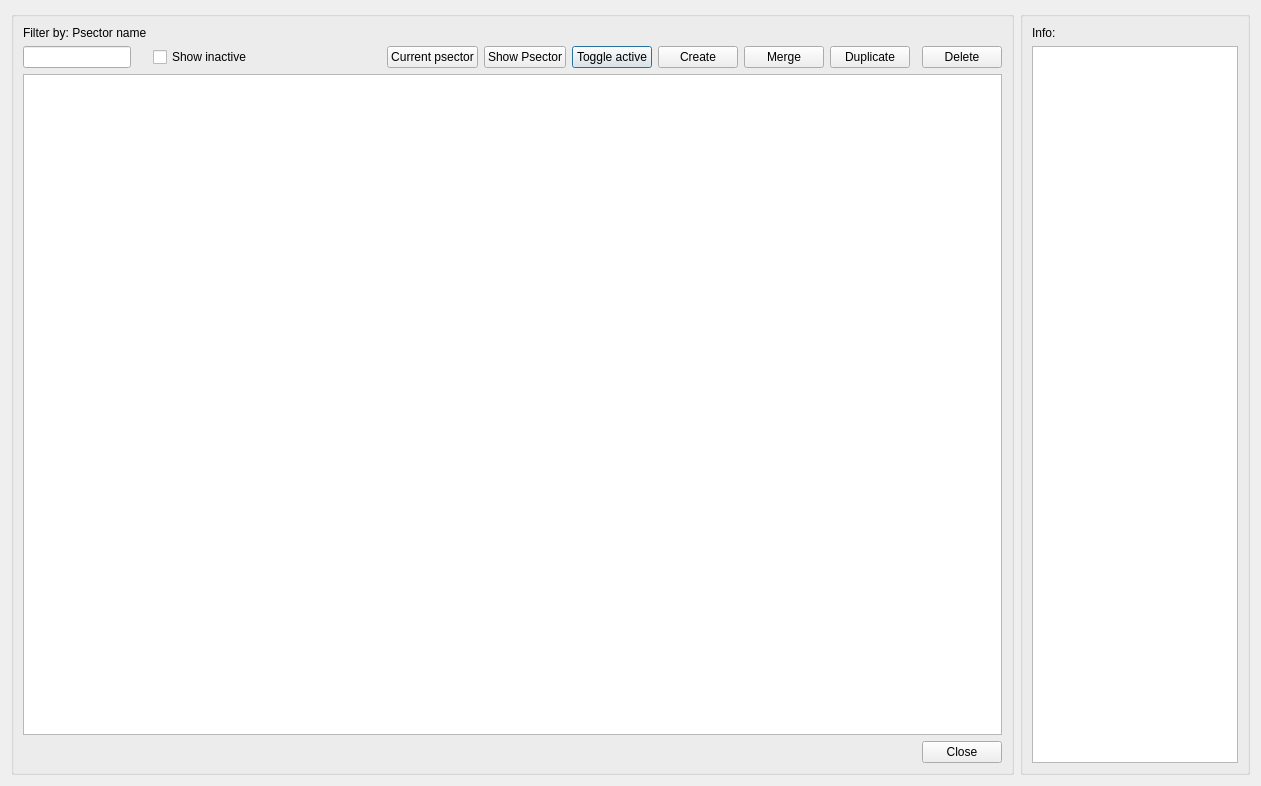
Before: the Qt Designer form core/ui/toolbars/plan/psector_manager.ui in Giswater/giswater_qgis_plugin, drawn with Qt 5.
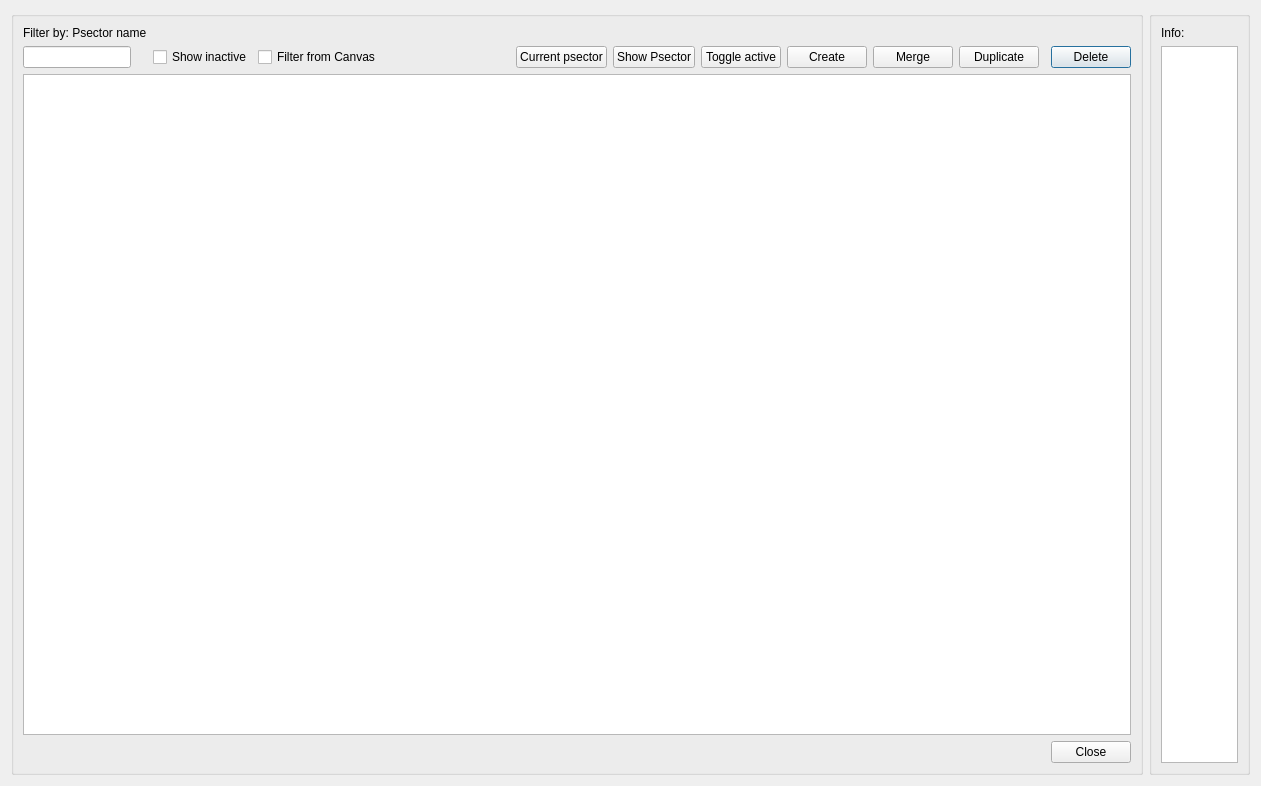
After: the same form once the commit is applied.

Commit message: feat(psector_manager) add new chk_filter_canvas, create logic to be able to load plan_psector layer in the map and show in psector management those that are visible in the map refresh on each move

Patch:
```diff
--- a/core/ui/toolbars/plan/psector_manager.ui
+++ b/core/ui/toolbars/plan/psector_manager.ui
@@ -51,40 +51,7 @@
       <string/>
      </property>
      <layout class="QGridLayout" name="verticalLayout_3">
-      <item row="0" column="0">
-       <widget class="QLabel" name="lbl_psector_name">
-        <property name="text">
-         <string>Filter by: Psector name</string>
-        </property>
-       </widget>
-      </item>
-      <item row="1" column="12">
-       <widget class="QPushButton" name="btn_toggle_active">
-        <property name="sizePolicy">
-         <sizepolicy hsizetype="Fixed" vsizetype="Fixed">
-          <horstretch>0</horstretch>
-          <verstretch>0</verstretch>
-         </sizepolicy>
-        </property>
-        <property name="text">
-         <string>Toggle active</string>
-        </property>
-       </widget>
-      </item>
-      <item row="1" column="15">
-       <widget class="QPushButton" name="btn_duplicate">
-        <property name="sizePolicy">
-         <sizepolicy hsizetype="Fixed" vsizetype="Fixed">
-          <horstretch>0</horstretch>
-          <verstretch>0</verstretch>
-         </sizepolicy>
-        </property>
-        <property name="text">
-         <string>Duplicate</string>
-        </property>
-       </widget>
-      </item>
-      <item row="1" column="17">
+      <item row="1" column="18">
        <widget class="QPushButton" name="btn_delete">
         <property name="sizePolicy">
          <sizepolicy hsizetype="Fixed" vsizetype="Fixed">
@@ -97,29 +64,6 @@
         </property>
        </widget>
       </item>
-      <item row="2" column="0" colspan="18">
-       <widget class="QTableView" name="tbl_psm"/>
-      </item>
-      <item row="1" column="10">
-       <widget class="QPushButton" name="btn_update_psector">
-        <property name="sizePolicy">
-         <sizepolicy hsizetype="Fixed" vsizetype="Fixed">
-          <horstretch>0</horstretch>
-          <verstretch>0</verstretch>
-         </sizepolicy>
-        </property>
-        <property name="text">
-         <string>Current psector</string>
-        </property>
-       </widget>
-      </item>
-      <item row="1" column="1">
-       <widget class="QCheckBox" name="chk_active">
-        <property name="text">
-         <string>Show inactive</string>
-        </property>
-       </widget>
-      </item>
       <item row="1" column="0">
        <widget class="QLineEdit" name="txt_name">
         <property name="sizePolicy">
@@ -133,7 +77,7 @@
         </property>
        </widget>
       </item>
-      <item row="1" column="2" colspan="2">
+      <item row="1" column="3" colspan="2">
        <spacer name="horizontalSpacer_2">
         <property name="orientation">
          <enum>Qt::Horizontal</enum>
@@ -146,14 +90,37 @@
         </property>
        </spacer>
       </item>
-      <item row="1" column="14">
-       <widget class="QPushButton" name="btn_merge">
+      <item row="1" column="11">
+       <widget class="QPushButton" name="btn_update_psector">
+        <property name="sizePolicy">
+         <sizepolicy hsizetype="Fixed" vsizetype="Fixed">
+          <horstretch>0</horstretch>
+          <verstretch>0</verstretch>
+         </sizepolicy>
+        </property>
         <property name="text">
-         <string>Merge</string>
+         <string>Current psector</string>
         </property>
        </widget>
       </item>
-      <item row="4" column="0" colspan="18">
+      <item row="1" column="1">
+       <widget class="QCheckBox" name="chk_active">
+        <property name="text">
+         <string>Show inactive</string>
+        </property>
+       </widget>
+      </item>
+      <item row="2" column="0" colspan="19">
+       <widget class="QTableView" name="tbl_psm"/>
+      </item>
+      <item row="0" column="0">
+       <widget class="QLabel" name="lbl_psector_name">
+        <property name="text">
+         <string>Filter by: Psector name</string>
+        </property>
+       </widget>
+      </item>
+      <item row="4" column="0" colspan="19">
        <layout class="QGridLayout" name="lyt_buttons">
         <property name="topMargin">
          <number>0</number>
@@ -181,20 +148,53 @@
        </layout>
       </item>
       <item row="1" column="13">
-       <widget class="QPushButton" name="btn_create">
+       <widget class="QPushButton" name="btn_toggle_active">
+        <property name="sizePolicy">
+         <sizepolicy hsizetype="Fixed" vsizetype="Fixed">
+          <horstretch>0</horstretch>
+          <verstretch>0</verstretch>
+         </sizepolicy>
+        </property>
         <property name="text">
-         <string>Create</string>
+         <string>Toggle active</string>
         </property>
        </widget>
       </item>
-      <item row="1" column="11">
+      <item row="1" column="16">
+       <widget class="QPushButton" name="btn_duplicate">
+        <property name="sizePolicy">
+         <sizepolicy hsizetype="Fixed" vsizetype="Fixed">
+          <horstretch>0</horstretch>
+          <verstretch>0</verstretch>
+         </sizepolicy>
+        </property>
+        <property name="text">
+         <string>Duplicate</string>
+        </property>
+       </widget>
+      </item>
+      <item row="1" column="12">
        <widget class="QPushButton" name="btn_show_psector">
         <property name="text">
          <string>Show Psector</string>
         </property>
        </widget>
       </item>
-      <item row="1" column="9">
+      <item row="1" column="15">
+       <widget class="QPushButton" name="btn_merge">
+        <property name="text">
+         <string>Merge</string>
+        </property>
+       </widget>
+      </item>
+      <item row="1" column="14">
+       <widget class="QPushButton" name="btn_create">
+        <property name="text">
+         <string>Create</string>
+        </property>
+       </widget>
+      </item>
+      <item row="1" column="10">
        <widget class="QLabel" name="lbl_vdefault_psector">
         <property name="sizePolicy">
          <sizepolicy hsizetype="Fixed" vsizetype="Preferred">
@@ -213,6 +213,13 @@
         </property>
        </widget>
       </item>
+      <item row="1" column="2">
+       <widget class="QCheckBox" name="chk_filter_canvas">
+        <property name="text">
+         <string>Filter from Canvas</string>
+        </property>
+       </widget>
+      </item>
      </layout>
     </widget>
    </item>
```
The commit also changes 1 other file.
